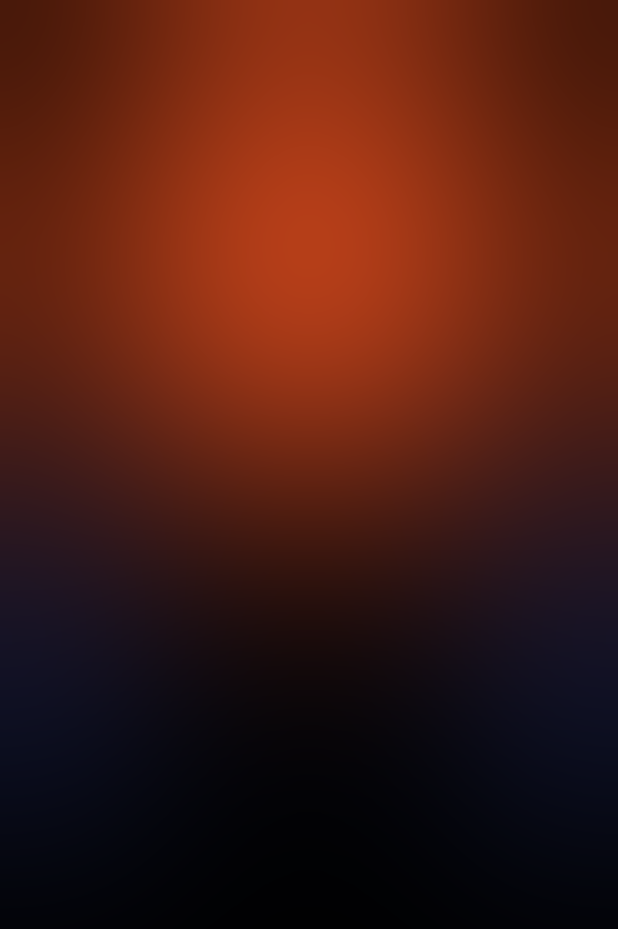
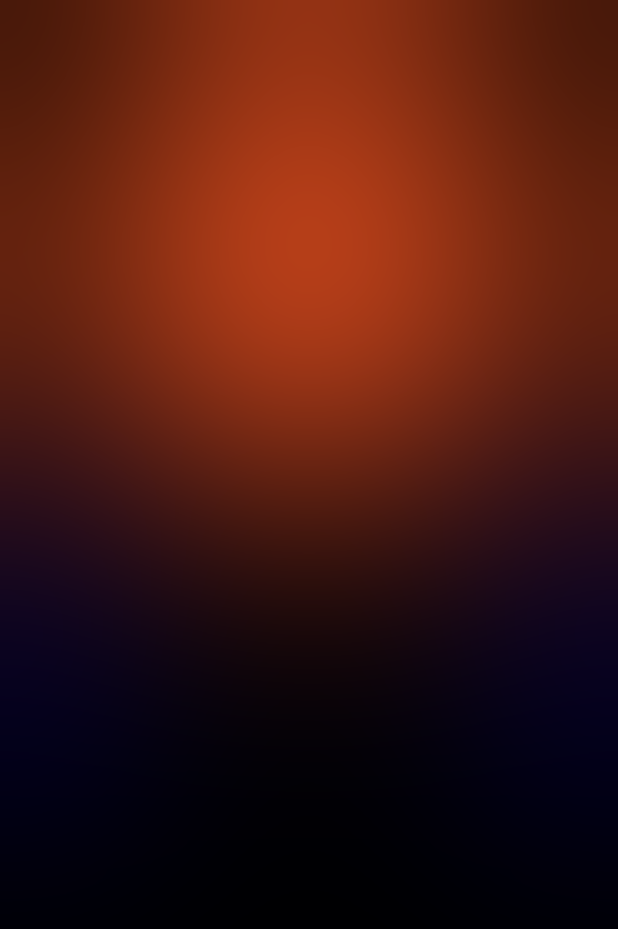
Before and after one commit to Ay-dotcode/weather_app, a Flutter app: the HomeScreen screen opened directly, on a phone screen of 412 x 824 dp. Shown: the top 929 px of the screen. Run offline on Flutter 3.47's test engine with Material 3 defaults, Android fonts, the phone set to English and light mode, and no system bars; our stand-ins replace bloc, equatable, flutter_bloc, geolocator, weather.

Commit message:
changing background colour

```diff
--- a/lib/screens/home_screen.dart
+++ b/lib/screens/home_screen.dart
@@ -27,7 +27,7 @@ class HomeScreen extends StatelessWidget {
                   width: 300,
                   decoration: const BoxDecoration(
                     shape: BoxShape.circle,
-                    color: Colors.indigoAccent,
+                    color: Color.fromARGB(255, 11, 0, 216),
                   ),
                 ),
               ),
@@ -38,7 +38,7 @@ class HomeScreen extends StatelessWidget {
                   width: 300,
                   decoration: const BoxDecoration(
                     shape: BoxShape.circle,
-                    color: Colors.indigoAccent,
+                    color: Color.fromARGB(255, 11, 0, 216),
                   ),
                 ),
               ),
```
